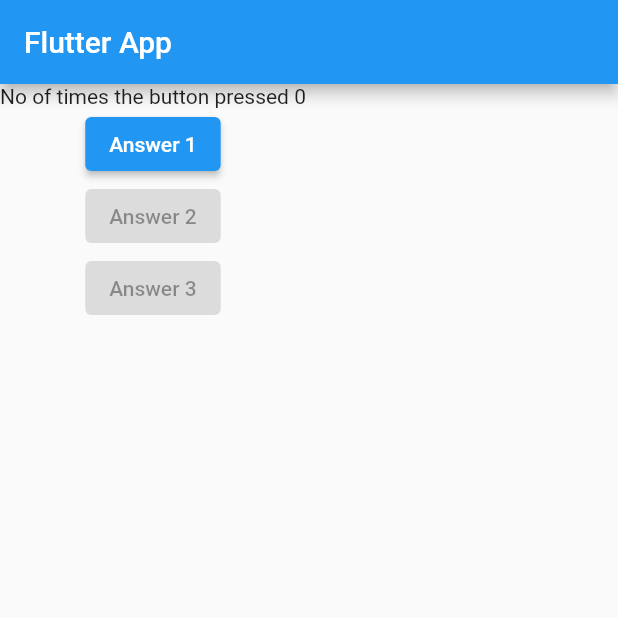
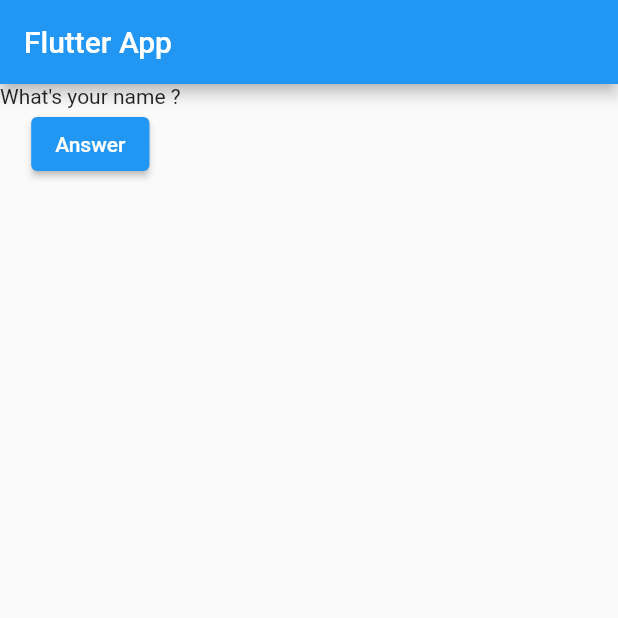
Before and after one commit to anandhere8/flutter-complete, a Flutter app: the screen it shows after launch, on a phone screen of 412 x 824 dp, the top half of it. Run offline on Flutter 3.47's test engine with Material 2 defaults, Android fonts, the phone set to English and light mode, and no system bars.

```diff
--- a/lib/main.dart
+++ b/lib/main.dart
@@ -4,34 +4,41 @@ void main() {
   runApp(MyApp());
 }
 
-class MyApp extends StatelessWidget {
-  int countOfPressed = 0;
+class MyApp extends StatefulWidget {
+  @override
+  State<StatefulWidget> createState() {
+    // TODO: implement createState
+    return MyAppState();
+  }
+}
+
+class MyAppState extends State<MyApp> {
+  int questionNumber = 0;
 
   void answerQuestion() {
-    countOfPressed++;
-    print('No of times the button pressed ${countOfPressed}');
+    setState(() {
+      questionNumber++;
+      questionNumber %= 2;
+    });
+    print('Question No. ${questionNumber}\n');
   }
 
   @override
   Widget build(BuildContext context) {
+    var questions = [
+      "What's your name ?",
+      "What's your age  ?",
+    ];
     return MaterialApp(
       home: Scaffold(
         appBar: AppBar(
           title: Text('Flutter App'),
         ),
         body: Column(children: [
-          Text('No of times the button pressed ${countOfPressed}'),
+          Text(questions[questionNumber]),
           ElevatedButton(
-            child: Text('Answer 1'),
+            child: Text('Answer'),
             onPressed: answerQuestion,
-          ),
-          ElevatedButton(
-            child: Text('Answer 2'),
-            onPressed: null,
-          ),
-          ElevatedButton(
-            child: Text('Answer 3'),
-            onPressed: null,
           ),
         ]),
       ),
```
